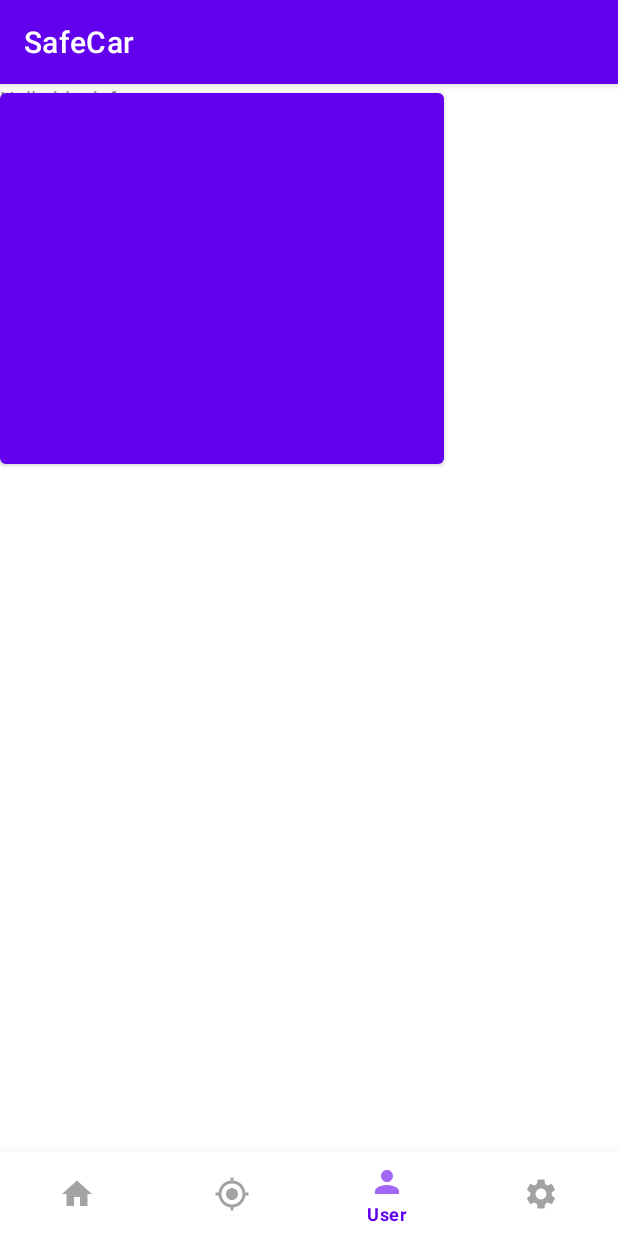
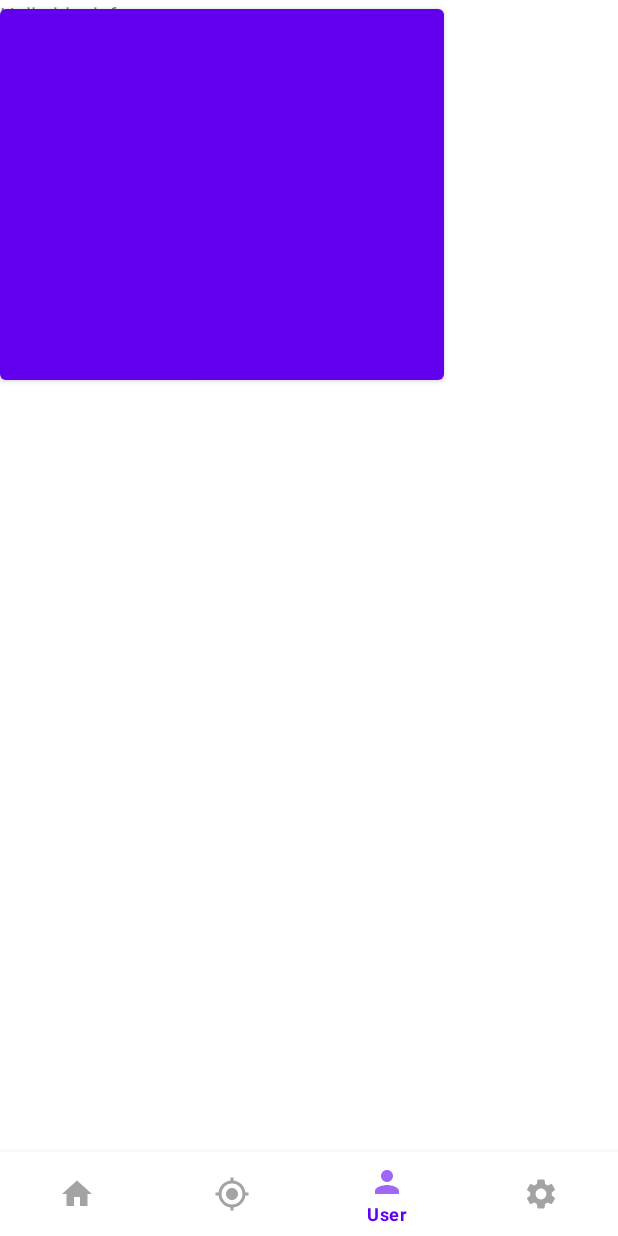
Before and after one commit to PVarela11/APP_Oficina, an Android app: the screen it shows after launch (MainActivity), item 3 of the bottom bar chosen, on a phone screen of 412 x 824 dp. Run offline under Robolectric (Android 15) with nearby library versions, the phone set to English and light mode, and no system bars.

Commit message:
Subtração da ActionBar

```diff
--- a/app/src/main/res/values-night/themes.xml
+++ b/app/src/main/res/values-night/themes.xml
@@ -1,6 +1,6 @@
 <resources xmlns:tools="http://schemas.android.com/tools">
     <!-- Base application theme. -->
-    <style name="Theme.SafeCar" parent="Theme.MaterialComponents.DayNight.DarkActionBar">
+    <style name="Theme.SafeCar" parent="Theme.MaterialComponents.DayNight.NoActionBar">
         <!-- Primary brand color. -->
         <item name="colorPrimary">@color/purple_200</item>
         <item name="colorPrimaryVariant">@color/purple_700</item>
--- a/app/src/main/res/values/themes.xml
+++ b/app/src/main/res/values/themes.xml
@@ -1,6 +1,6 @@
 <resources xmlns:tools="http://schemas.android.com/tools">
     <!-- Base application theme. -->
-    <style name="Theme.SafeCar" parent="Theme.MaterialComponents.DayNight.DarkActionBar">
+    <style name="Theme.SafeCar" parent="Theme.MaterialComponents.DayNight.NoActionBar">
         <!-- Primary brand color. -->
         <item name="colorPrimary">@color/purple_500</item>
         <item name="colorPrimaryVariant">@color/purple_700</item>
```
